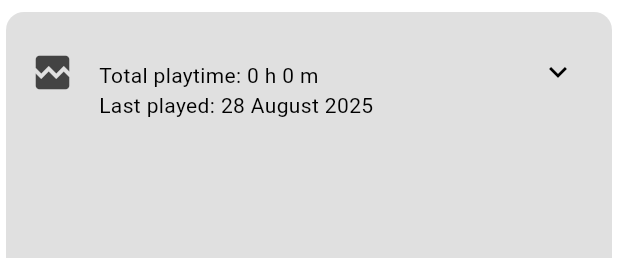
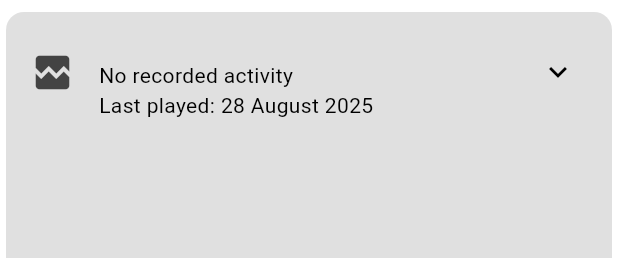
Before and after one commit to bru1n/steamstats, a Flutter app: the GameItemTile widget shown alone on an empty page, opened directly with empty values, on a phone screen of 412 x 824 dp. Shown: the top 258 px of the screen. Run offline on Flutter 3.47's test engine with Material 3 defaults, Android fonts, the phone set to English and light mode, and no system bars; our stand-ins replace connectivity_plus, flutter_dotenv, flutter_svg, shared_preferences, timeago; accounts and stored records are empty; network calls fail.

Commit message:
fix: small view bugs

```diff
--- a/lib/components/friend_tile.dart
+++ b/lib/components/friend_tile.dart
@@ -25,7 +25,7 @@ class FriendTile extends StatelessWidget {
     if (lastLogOffDate != null) {
       return timeago.format(lastLogOffDate!);
     }
-    return '';
+    return 'Offline';
   }
 
   @override
--- a/lib/components/game_item_tile.dart
+++ b/lib/components/game_item_tile.dart
@@ -70,12 +70,12 @@ class GameItemTile extends StatelessWidget {
               subtitle: Column(
                 crossAxisAlignment: CrossAxisAlignment.start,
                 children: [
-                  lastPlayed != DateTime.fromMillisecondsSinceEpoch(0)
+                  playtimeForever != 0
                       ? Text('Total playtime: ${formatPlaytime(playtimeForever)}')
-                      : SizedBox(),
+                      : Text('No recorded activity'),
                   lastPlayed != DateTime.fromMillisecondsSinceEpoch(0)
                       ? Text('Last played: ${DateFormat('dd MMMM yyyy').format(lastPlayed)}')
-                      : Text('No recorded activity'),
+                      : SizedBox(),
                 ],
               ),
               trailing: Icon(isExpanded ? Icons.expand_less : Icons.expand_more),
```
Also changed, not shown: lib/components/recent_game_tile.dart (+6 -2 lines), lib/pages/player_summary_page.dart (+5 -3 lines), 4 other files.
